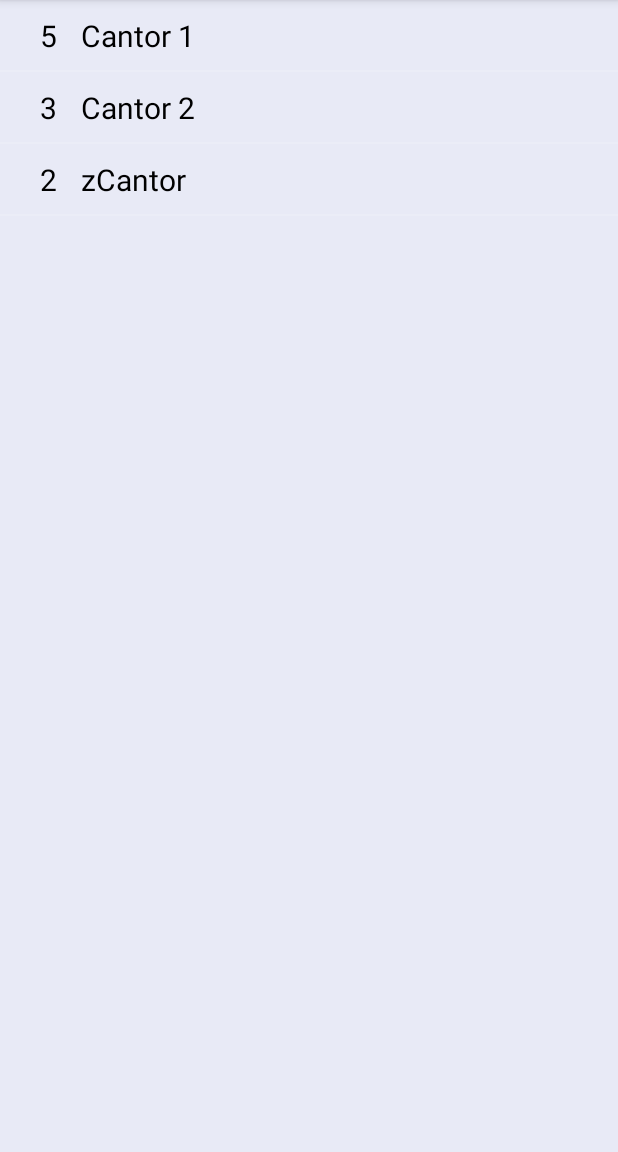
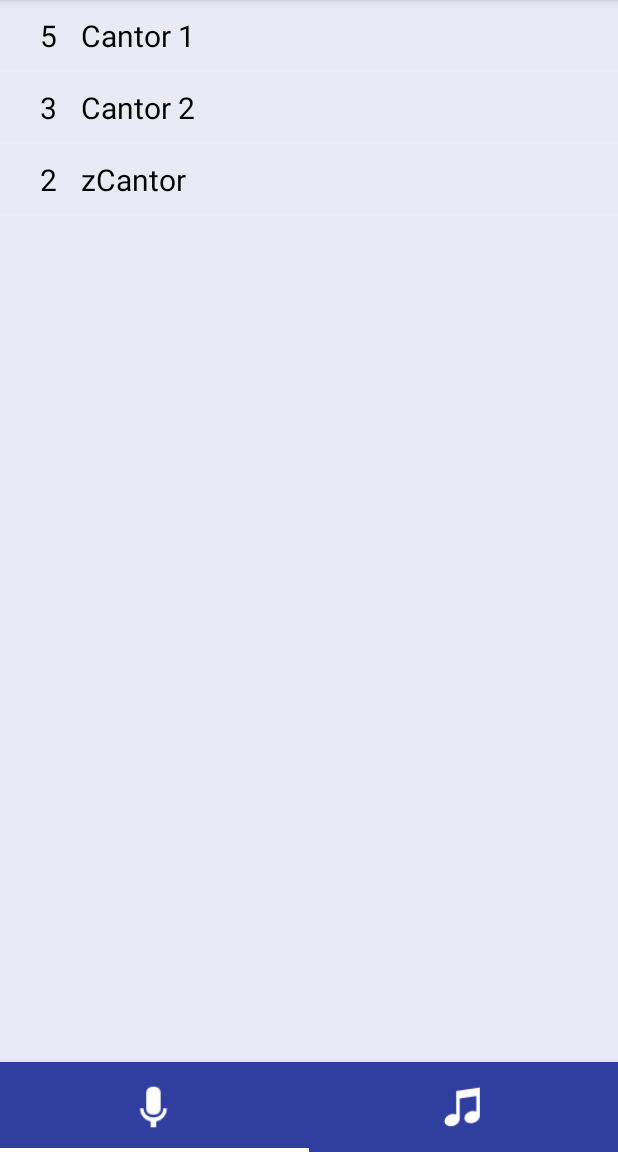
Before and after one commit to boa50/Kinkake, an Android app: the screen it shows after launch (MainActivity), on a phone screen of 412 x 824 dp, the part 84-1236 px from its top. Run offline under Robolectric (Android 15) with nearby library versions, the phone set to English and light mode, and no system bars.

Commit message:
SlidingTabLayout

```diff
--- a/app/src/main/java/br/com/boa50/kinkake/activity/MainActivity.java
+++ b/app/src/main/java/br/com/boa50/kinkake/activity/MainActivity.java
@@ -1,12 +1,12 @@
 package br.com.boa50.kinkake.activity;
 
 import android.os.Bundle;
+import android.support.v4.content.ContextCompat;
 import android.support.v4.view.ViewPager;
 import android.support.v7.app.AlertDialog;
 import android.support.v7.app.AppCompatActivity;
 import android.support.v7.widget.SearchView;
 import android.support.v7.widget.Toolbar;
-import android.util.Log;
 import android.view.Menu;
 import android.view.MenuItem;
 import android.view.View;
@@ -18,10 +18,12 @@ import br.com.boa50.kinkake.adapter.TabAdapter;
 import br.com.boa50.kinkake.fragment.CantoresFragment;
 import br.com.boa50.kinkake.fragment.MusicasFragment;
 import br.com.boa50.kinkake.util.FiltroUtil;
+import br.com.boa50.kinkake.util.SlidingTabLayout;
 
 public class MainActivity extends AppCompatActivity {
 
     private Toolbar toolbar;
+    private SlidingTabLayout slidingTabLayout;
     private ViewPager viewPager;
     private TabAdapter adapter;
 
@@ -37,12 +39,18 @@ public class MainActivity extends AppCompatActivity {
 
         toolbar = (Toolbar) findViewById(R.id.tb_main);
         viewPager = (ViewPager) findViewById(R.id.vp_fragmentos_main);
+        slidingTabLayout = (SlidingTabLayout) findViewById(R.id.stl_main);
 
         toolbar.setTitle(getResources().getString(R.string.app_name));
         setSupportActionBar(toolbar);
 
-        adapter = new TabAdapter(getSupportFragmentManager());
+        adapter = new TabAdapter(getSupportFragmentManager(), this);
         viewPager.setAdapter(adapter);
+
+        slidingTabLayout.setCustomTabView(R.layout.tab_view, R.id.text_item_tab);
+        slidingTabLayout.setDistributeEvenly(true);
+        slidingTabLayout.setSelectedIndicatorColors(ContextCompat.getColor(this, R.color.white));
+        slidingTabLayout.setViewPager(viewPager);
 
         viewPager.addOnPageChangeListener(new ViewPager.OnPageChangeListener() {
             @Override
@@ -52,7 +60,7 @@ public class MainActivity extends AppCompatActivity {
 
             @Override
             public void onPageSelected(int position) {
-                gerenciarBusca(position);
+                gerenciarBusca(position);//TODO tentar mudar isso
             }
 
             @Override
--- a/app/src/main/java/br/com/boa50/kinkake/adapter/TabAdapter.java
+++ b/app/src/main/java/br/com/boa50/kinkake/adapter/TabAdapter.java
@@ -1,21 +1,33 @@
 package br.com.boa50.kinkake.adapter;
 
+import android.content.Context;
+import android.graphics.drawable.Drawable;
 import android.support.v4.app.Fragment;
 import android.support.v4.app.FragmentManager;
 import android.support.v4.app.FragmentStatePagerAdapter;
+import android.support.v4.content.ContextCompat;
+import android.text.SpannableString;
+import android.text.Spanned;
+import android.text.style.ImageSpan;
 
+import br.com.boa50.kinkake.R;
 import br.com.boa50.kinkake.fragment.CantoresFragment;
 import br.com.boa50.kinkake.fragment.MusicasFragment;
 
 public class TabAdapter extends FragmentStatePagerAdapter{
-
+    private Context context;
+    private int[] icones = new int[]{R.drawable.ic_action_mic, R.drawable.ic_action_music_1};
+    private int tamanhoIcone;
     private CantoresFragment cantoresFragment;
     private MusicasFragment musicasFragment;
 
-    public TabAdapter(FragmentManager fm) {
+    public TabAdapter(FragmentManager fm, Context context) {
         super(fm);
+        this.context = context;
         cantoresFragment = new CantoresFragment();
         musicasFragment = new MusicasFragment();
+        double escala = this.context.getResources().getDisplayMetrics().density;
+        tamanhoIcone = (int) (36 * escala);
     }
 
     @Override
@@ -36,4 +48,17 @@ public class TabAdapter extends FragmentStatePagerAdapter{
     public int getCount() {
         return 2;
     }
+
+    @Override
+    public CharSequence getPageTitle(int position) {
+        Drawable drawable = ContextCompat.getDrawable(this.context, icones[position]);
+        drawable.setBounds(0,0,tamanhoIcone,tamanhoIcone);
+
+        ImageSpan imageSpan = new ImageSpan(drawable);
+
+        SpannableString spannableString = new SpannableString(" ");
+        spannableString.setSpan(imageSpan,0,spannableString.length(), Spanned.SPAN_EXCLUSIVE_EXCLUSIVE);
+
+        return spannableString;
+    }
 }
--- /dev/null
+++ b/app/src/main/java/br/com/boa50/kinkake/util/SlidingTabLayout.java
@@ -0,0 +1,320 @@
+package br.com.boa50.kinkake.util;
+/*
+ * Copyright 2014 Google Inc. All rights reserved.
+ *
+ * Licensed under the Apache License, Version 2.0 (the "License");
+ * you may not use this file except in compliance with the License.
+ * You may obtain a copy of the License at
+ *
+ *      http://www.apache.org/licenses/LICENSE-2.0
+ *
+ * Unless required by applicable law or agreed to in writing, software
+ * distributed under the License is distributed on an "AS IS" BASIS,
+ * WITHOUT WARRANTIES OR CONDITIONS OF ANY KIND, either express or implied.
+ * See the License for the specific language governing permissions and
+ * limitations under the License.
+ */
+
+        import android.content.Context;
+        import android.graphics.Typeface;
+        import android.support.v4.view.PagerAdapter;
+        import android.support.v4.view.ViewPager;
+        import android.util.AttributeSet;
+        import android.util.SparseArray;
+        import android.util.TypedValue;
+        import android.view.Gravity;
+        import android.view.LayoutInflater;
+        import android.view.View;
+        import android.view.ViewGroup;
+        import android.widget.HorizontalScrollView;
+        import android.widget.LinearLayout;
+        import android.widget.TextView;
+
+/**
+ * To be used with ViewPager to provide a tab indicator component which give constant feedback as to
+ * the user's scroll progress.
+ * <p>
+ * To use the component, simply add it to your view hierarchy. Then in your
+ * {@link android.app.Activity} or {@link android.support.v4.app.Fragment} call
+ * {@link #setViewPager(ViewPager)} providing it the ViewPager this layout is being used for.
+ * <p>
+ * The colors can be customized in two ways. The first and simplest is to provide an array of colors
+ * via {@link #setSelectedIndicatorColors(int...)}. The
+ * alternative is via the {@link TabColorizer} interface which provides you complete control over
+ * which color is used for any individual position.
+ * <p>
+ * The views used as tabs can be customized by calling {@link #setCustomTabView(int, int)},
+ * providing the layout ID of your custom layout.
+ */
+public class SlidingTabLayout extends HorizontalScrollView {
+    /**
+     * Allows complete control over the colors drawn in the tab layout. Set with
+     * {@link #setCustomTabColorizer(TabColorizer)}.
+     */
+    public interface TabColorizer {
+
+        /**
+         * @return return the color of the indicator used when {@code position} is selected.
+         */
+        int getIndicatorColor(int position);
+
+    }
+
+    private static final int TITLE_OFFSET_DIPS = 24;
+    private static final int TAB_VIEW_PADDING_DIPS = 16;
+    private static final int TAB_VIEW_TEXT_SIZE_SP = 12;
+
+    private int mTitleOffset;
+
+    private int mTabViewLayoutId;
+    private int mTabViewTextViewId;
+    private boolean mDistributeEvenly;
+
+    private ViewPager mViewPager;
+    private SparseArray<String> mContentDescriptions = new SparseArray<String>();
+    private ViewPager.OnPageChangeListener mViewPagerPageChangeListener;
+
+    private final SlidingTabStrip mTabStrip;
+
+    public SlidingTabLayout(Context context) {
+        this(context, null);
+    }
+
+    public SlidingTabLayout(Context context, AttributeSet attrs) {
+        this(context, attrs, 0);
+    }
+
+    public SlidingTabLayout(Context context, AttributeSet attrs, int defStyle) {
+        super(context, attrs, defStyle);
+
+        // Disable the Scroll Bar
+        setHorizontalScrollBarEnabled(false);
+        // Make sure that the Tab Strips fills this View
+        setFillViewport(true);
+
+        mTitleOffset = (int) (TITLE_OFFSET_DIPS * getResources().getDisplayMetrics().density);
+
+        mTabStrip = new SlidingTabStrip(context);
+        addView(mTabStrip, LayoutParams.MATCH_PARENT, LayoutParams.WRAP_CONTENT);
+    }
+
+    /**
+     * Set the custom {@link TabColorizer} to be used.
+     *
+     * If you only require simple custmisation then you can use
+     * {@link #setSelectedIndicatorColors(int...)} to achieve
+     * similar effects.
+     */
+    public void setCustomTabColorizer(TabColorizer tabColorizer) {
+        mTabStrip.setCustomTabColorizer(tabColorizer);
+    }
+
+    public void setDistributeEvenly(boolean distributeEvenly) {
+        mDistributeEvenly = distributeEvenly;
+    }
+
+    /**
+     * Sets the colors to be used for indicating the selected tab. These colors are treated as a
+     * circular array. Providing one color will mean that all tabs are indicated with the same color.
+     */
+    public void setSelectedIndicatorColors(int... colors) {
+        mTabStrip.setSelectedIndicatorColors(colors);
+    }
+
+    /**
+     * Set the {@link ViewPager.OnPageChangeListener}. When using {@link SlidingTabLayout} you are
+     * required to set any {@link ViewPager.OnPageChangeListener} through this method. This is so
+     * that the layout can update it's scroll position correctly.
+     *
+     * @see ViewPager#setOnPageChangeListener(ViewPager.OnPageChangeListener)
+     */
+    public void setOnPageChangeListener(ViewPager.OnPageChangeListener listener) {
+        mViewPagerPageChangeListener = listener;
+    }
+
+    /**
+     * Set the custom layout to be inflated for the tab views.
+     *
+     * @param layoutResId Layout id to be inflated
+     * @param textViewId id of the {@link TextView} in the inflated view
+     */
+    public void setCustomTabView(int layoutResId, int textViewId) {
+        mTabViewLayoutId = layoutResId;
+        mTabViewTextViewId = textViewId;
+    }
+
+    /**
+     * Sets the associated view pager. Note that the assumption here is that the pager content
+     * (number of tabs and tab titles) does not change after this call has been made.
+     */
+    public void setViewPager(ViewPager viewPager) {
+        mTabStrip.removeAllViews();
+
+        mViewPager = viewPager;
+        if (viewPager != null) {
+            viewPager.setOnPageChangeListener(new InternalViewPagerListener());
+            populateTabStrip();
+        }
+    }
+
+    /**
+     * Create a default view to be used for tabs. This is called if a custom tab view is not set via
+     * {@link #setCustomTabView(int, int)}.
+     */
+    protected TextView createDefaultTabView(Context context) {
+        TextView textView = new TextView(context);
+        textView.setGravity(Gravity.CENTER);
+        textView.setTextSize(TypedValue.COMPLEX_UNIT_SP, TAB_VIEW_TEXT_SIZE_SP);
+        textView.setTypeface(Typeface.DEFAULT_BOLD);
+        textView.setLayoutParams(new LinearLayout.LayoutParams(
+                ViewGroup.LayoutParams.WRAP_CONTENT, ViewGroup.LayoutParams.WRAP_CONTENT));
+
+        TypedValue outValue = new TypedValue();
+        getContext().getTheme().resolveAttribute(android.R.attr.selectableItemBackground,
+                outValue, true);
+        textView.setBackgroundResource(outValue.resourceId);
+        textView.setAllCaps(true);
+
+        int padding = (int) (TAB_VIEW_PADDING_DIPS * getResources().getDisplayMetrics().density);
+        textView.setPadding(padding, padding, padding, padding);
+
+        return textView;
+    }
+
+    private void populateTabStrip() {
+        final PagerAdapter adapter = mViewPager.getAdapter();
+        final View.OnClickListener tabClickListener = new TabClickListener();
+
+        for (int i = 0; i < adapter.getCount(); i++) {
+            View tabView = null;
+            TextView tabTitleView = null;
+
+            if (mTabViewLayoutId != 0) {
+                // If there is a custom tab view layout id set, try and inflate it
+                tabView = LayoutInflater.from(getContext()).inflate(mTabViewLayoutId, mTabStrip,
+                        false);
+                tabTitleView = (TextView) tabView.findViewById(mTabViewTextViewId);
+            }
+
+            if (tabView == null) {
+                tabView = createDefaultTabView(getContext());
+            }
+
+            if (tabTitleView == null && TextView.class.isInstance(tabView)) {
+                tabTitleView = (TextView) tabView;
+            }
+
+            if (mDistributeEvenly) {
+                LinearLayout.LayoutParams lp = (LinearLayout.LayoutParams) tabView.getLayoutParams();
+                lp.width = 0;
+                lp.weight = 1;
+            }
+
+            tabTitleView.setText(adapter.getPageTitle(i));
+            tabView.setOnClickListener(tabClickListener);
+            String desc = mContentDescriptions.get(i, null);
+            if (desc != null) {
+                tabView.setContentDescription(desc);
+            }
+
+            mTabStrip.addView(tabView);
+            if (i == mViewPager.getCurrentItem()) {
+                tabView.setSelected(true);
+            }
+        }
+    }
+
+    public void setContentDescription(int i, String desc) {
+        mContentDescriptions.put(i, desc);
+    }
+
+    @Override
+    protected void onAttachedToWindow() {
+        super.onAttachedToWindow();
+
+        if (mViewPager != null) {
+            scrollToTab(mViewPager.getCurrentItem(), 0);
+        }
+    }
+
+    private void scrollToTab(int tabIndex, int positionOffset) {
+        final int tabStripChildCount = mTabStrip.getChildCount();
+        if (tabStripChildCount == 0 || tabIndex < 0 || tabIndex >= tabStripChildCount) {
+            return;
+        }
+
+        View selectedChild = mTabStrip.getChildAt(tabIndex);
+        if (selectedChild != null) {
+            int targetScrollX = selectedChild.getLeft() + positionOffset;
+
+            if (tabIndex > 0 || positionOffset > 0) {
+                // If we're not at the first child and are mid-scroll, make sure we obey the offset
+                targetScrollX -= mTitleOffset;
+            }
+
+            scrollTo(targetScrollX, 0);
+        }
+    }
+
+    private class InternalViewPagerListener implements ViewPager.OnPageChangeListener {
+        private int mScrollState;
+
+        @Override
+        public void onPageScrolled(int position, float positionOffset, int positionOffsetPixels) {
+            int tabStripChildCount = mTabStrip.getChildCount();
+            if ((tabStripChildCount == 0) || (position < 0) || (position >= tabStripChildCount)) {
+                return;
+            }
+
+            mTabStrip.onViewPagerPageChanged(position, positionOffset);
+
+            View selectedTitle = mTabStrip.getChildAt(position);
+            int extraOffset = (selectedTitle != null)
+                    ? (int) (positionOffset * selectedTitle.getWidth())
+                    : 0;
+            scrollToTab(position, extraOffset);
+
+            if (mViewPagerPageChangeListener != null) {
+                mViewPagerPageChangeListener.onPageScrolled(position, positionOffset,
+                        positionOffsetPixels);
+            }
+        }
+
+        @Override
+        public void onPageScrollStateChanged(int state) {
+            mScrollState = state;
+
+            if (mViewPagerPageChangeListener != null) {
+                mViewPagerPageChangeListener.onPageScrollStateChanged(state);
+            }
+        }
+
+        @Override
+        public void onPageSelected(int position) {
+            if (mScrollState == ViewPager.SCROLL_STATE_IDLE) {
+                mTabStrip.onViewPagerPageChanged(position, 0f);
+                scrollToTab(position, 0);
+            }
+            for (int i = 0; i < mTabStrip.getChildCount(); i++) {
+                mTabStrip.getChildAt(i).setSelected(position == i);
+            }
+            if (mViewPagerPageChangeListener != null) {
+                mViewPagerPageChangeListener.onPageSelected(position);
+            }
+        }
+
+    }
+
+    private class TabClickListener implements View.OnClickListener {
+        @Override
+        public void onClick(View v) {
+            for (int i = 0; i < mTabStrip.getChildCount(); i++) {
+                if (v == mTabStrip.getChildAt(i)) {
+                    mViewPager.setCurrentItem(i);
+                    return;
+                }
+            }
+        }
+    }
+
+}
--- /dev/null
+++ b/app/src/main/java/br/com/boa50/kinkake/util/SlidingTabStrip.java
@@ -0,0 +1,166 @@
+package br.com.boa50.kinkake.util;
+/*
+ * Copyright 2014 Google Inc. All rights reserved.
+ *
+ * Licensed under the Apache License, Version 2.0 (the "License");
+ * you may not use this file except in compliance with the License.
+ * You may obtain a copy of the License at
+ *
+ *      http://www.apache.org/licenses/LICENSE-2.0
+ *
+ * Unless required by applicable law or agreed to in writing, software
+ * distributed under the License is distributed on an "AS IS" BASIS,
+ * WITHOUT WARRANTIES OR CONDITIONS OF ANY KIND, either express or implied.
+ * See the License for the specific language governing permissions and
+ * limitations under the License.
+ */
+
+
+
+        import android.content.Context;
+        import android.graphics.Canvas;
+        import android.graphics.Color;
+        import android.graphics.Paint;
+        import android.util.AttributeSet;
+        import android.util.TypedValue;
+        import android.view.View;
+        import android.widget.LinearLayout;
+
+class SlidingTabStrip extends LinearLayout {
+
+    private static final int DEFAULT_BOTTOM_BORDER_THICKNESS_DIPS = 0;
+    private static final byte DEFAULT_BOTTOM_BORDER_COLOR_ALPHA = 0x26;
+    private static final int SELECTED_INDICATOR_THICKNESS_DIPS = 3;
+    private static final int DEFAULT_SELECTED_INDICATOR_COLOR = 0xFF33B5E5;
+
+    private final int mBottomBorderThickness;
+    private final Paint mBottomBorderPaint;
+
+    private final int mSelectedIndicatorThickness;
+    private final Paint mSelectedIndicatorPaint;
+
+    private int mSelectedPosition;
+    private float mSelectionOffset;
+
+    private SlidingTabLayout.TabColorizer mCustomTabColorizer;
+    private final SimpleTabColorizer mDefaultTabColorizer;
+
+    SlidingTabStrip(Context context) {
+        this(context, null);
+    }
+
+    SlidingTabStrip(Context context, AttributeSet attrs) {
+        super(context, attrs);
+        setWillNotDraw(false);
+
+        final float density = getResources().getDisplayMetrics().density;
+
+        TypedValue outValue = new TypedValue();
+        context.getTheme().resolveAttribute(android.R.attr.colorForeground, outValue, true);
+        final int themeForegroundColor =  outValue.data;
+
+        int defaultBottomBorderColor = setColorAlpha(themeForegroundColor,
+                DEFAULT_BOTTOM_BORDER_COLOR_ALPHA);
+
+        mDefaultTabColorizer = new SimpleTabColorizer();
+        mDefaultTabColorizer.setIndicatorColors(DEFAULT_SELECTED_INDICATOR_COLOR);
+
+        mBottomBorderThickness = (int) (DEFAULT_BOTTOM_BORDER_THICKNESS_DIPS * density);
+        mBottomBorderPaint = new Paint();
+        mBottomBorderPaint.setColor(defaultBottomBorderColor);
+
+        mSelectedIndicatorThickness = (int) (SELECTED_INDICATOR_THICKNESS_DIPS * density);
+        mSelectedIndicatorPaint = new Paint();
+    }
+
+    void setCustomTabColorizer(SlidingTabLayout.TabColorizer customTabColorizer) {
+        mCustomTabColorizer = customTabColorizer;
+        invalidate();
+    }
+
+    void setSelectedIndicatorColors(int... colors) {
+        // Make sure that the custom colorizer is removed
+        mCustomTabColorizer = null;
+        mDefaultTabColorizer.setIndicatorColors(colors);
+        invalidate();
+    }
+
+    void onViewPagerPageChanged(int position, float positionOffset) {
+        mSelectedPosition = position;
+        mSelectionOffset = positionOffset;
+        invalidate();
+    }
+
+    @Override
+    protected void onDraw(Canvas canvas) {
+        final int height = getHeight();
+        final int childCount = getChildCount();
+        final SlidingTabLayout.TabColorizer tabColorizer = mCustomTabColorizer != null
+                ? mCustomTabColorizer
+                : mDefaultTabColorizer;
+
+        // Thick colored underline below the current selection
+        if (childCount > 0) {
+            View selectedTitle = getChildAt(mSelectedPosition);
+            int left = selectedTitle.getLeft();
+            int right = selectedTitle.getRight();
+            int color = tabColorizer.getIndicatorColor(mSelectedPosition);
+
+            if (mSelectionOffset > 0f && mSelectedPosition < (getChildCount() - 1)) {
+                int nextColor = tabColorizer.getIndicatorColor(mSelectedPosition + 1);
+                if (color != nextColor) {
+                    color = blendColors(nextColor, color, mSelectionOffset);
+                }
+
+                // Draw the selection partway between the tabs
+                View nextTitle = getChildAt(mSelectedPosition + 1);
+                left = (int) (mSelectionOffset * nextTitle.getLeft() +
+                        (1.0f - mSelectionOffset) * left);
+                right = (int) (mSelectionOffset * nextTitle.getRight() +
+                        (1.0f - mSelectionOffset) * right);
+            }
+
+            mSelectedIndicatorPaint.setColor(color);
+
+            canvas.drawRect(left, height - mSelectedIndicatorThickness, right,
+                    height, mSelectedIndicatorPaint);
+        }
+
+        // Thin underline along the entire bottom edge
+        canvas.drawRect(0, height - mBottomBorderThickness, getWidth(), height, mBottomBorderPaint);
+    }
+
+    /**
+     * Set the alpha value of the {@code color} to be the given {@code alpha} value.
+     */
+    private static int setColorAlpha(int color, byte alpha) {
+        return Color.argb(alpha, Color.red(color), Color.green(color), Color.blue(color));
+    }
+
+    /**
+     * Blend {@code color1} and {@code color2} using the given ratio.
+     *
+     * @param ratio of which to blend. 1.0 will return {@code color1}, 0.5 will give an even blend,
+     *              0.0 will return {@code color2}.
+     */
+    private static int blendColors(int color1, int color2, float ratio) {
+        final float inverseRation = 1f - ratio;
+        float r = (Color.red(color1) * ratio) + (Color.red(color2) * inverseRation);
+        float g = (Color.green(color1) * ratio) + (Color.green(color2) * inverseRation);
+        float b = (Color.blue(color1) * ratio) + (Color.blue(color2) * inverseRation);
+        return Color.rgb((int) r, (int) g, (int) b);
+    }
+
+    private static class SimpleTabColorizer implements SlidingTabLayout.TabColorizer {
+        private int[] mIndicatorColors;
+
+        @Override
+        public final int getIndicatorColor(int position) {
+            return mIndicatorColors[position % mIndicatorColors.length];
+        }
+
+        void setIndicatorColors(int... colors) {
+            mIndicatorColors = colors;
+        }
+    }
+}
--- a/app/src/main/res/layout/activity_main.xml
+++ b/app/src/main/res/layout/activity_main.xml
@@ -1,10 +1,11 @@
 <?xml version="1.0" encoding="utf-8"?>
-<RelativeLayout xmlns:android="http://schemas.android.com/apk/res/android"
+<LinearLayout xmlns:android="http://schemas.android.com/apk/res/android"
     xmlns:tools="http://schemas.android.com/tools"
     android:id="@+id/activity_main"
     android:layout_width="match_parent"
     android:layout_height="match_parent"
     android:background="@color/indigo50"
+    android:orientation="vertical"
     tools:context="br.com.boa50.kinkake.activity.MainActivity">
 
     <include
@@ -15,8 +16,17 @@
     <android.support.v4.view.ViewPager
         android:id="@+id/vp_fragmentos_main"
         android:layout_width="match_parent"
-        android:layout_height="match_parent"
-        android:layout_below="@id/tb_main"
+        android:layout_height="0dp"
+        android:layout_weight="1"
         />
 
-</RelativeLayout>
+    <br.com.boa50.kinkake.util.SlidingTabLayout
+        android:id="@+id/stl_main"
+        android:layout_width="match_parent"
+        android:layout_height="wrap_content"
+        android:layout_gravity="bottom"
+        android:elevation="@dimen/padding_padrao"
+        android:background="@color/colorPrimary"
+        />
+
+</LinearLayout>
--- /dev/null
+++ b/app/src/main/res/layout/tab_view.xml
@@ -0,0 +1,13 @@
+<?xml version="1.0" encoding="utf-8"?>
+<LinearLayout xmlns:android="http://schemas.android.com/apk/res/android"
+    android:orientation="vertical" android:layout_width="match_parent"
+    android:layout_height="match_parent"
+    android:padding="12dp"
+    android:gravity="center">
+
+    <TextView
+        android:id="@+id/text_item_tab"
+        android:layout_width="wrap_content"
+        android:layout_height="wrap_content" />
+
+</LinearLayout>
```
Also changed, not shown: app/src/main/res/drawable-hdpi/ic_action_mic.png (added), app/src/main/res/drawable-hdpi/ic_action_music_1.png (added), app/src/main/res/drawable-mdpi/ic_action_mic.png (added), app/src/main/res/drawable-mdpi/ic_action_music_1.png (added), app/src/main/res/drawable-xhdpi/ic_action_mic.png (added), app/src/main/res/drawable-xhdpi/ic_action_music_1.png (added), app/src/main/res/drawable-xxhdpi/ic_action_mic.png (added), app/src/main/res/drawable-xxhdpi/ic_action_music_1.png (added), app/src/main/res/drawable-xxxhdpi/ic_action_mic.png (added), app/src/main/res/drawable-xxxhdpi/ic_action_music_1.png (added).
